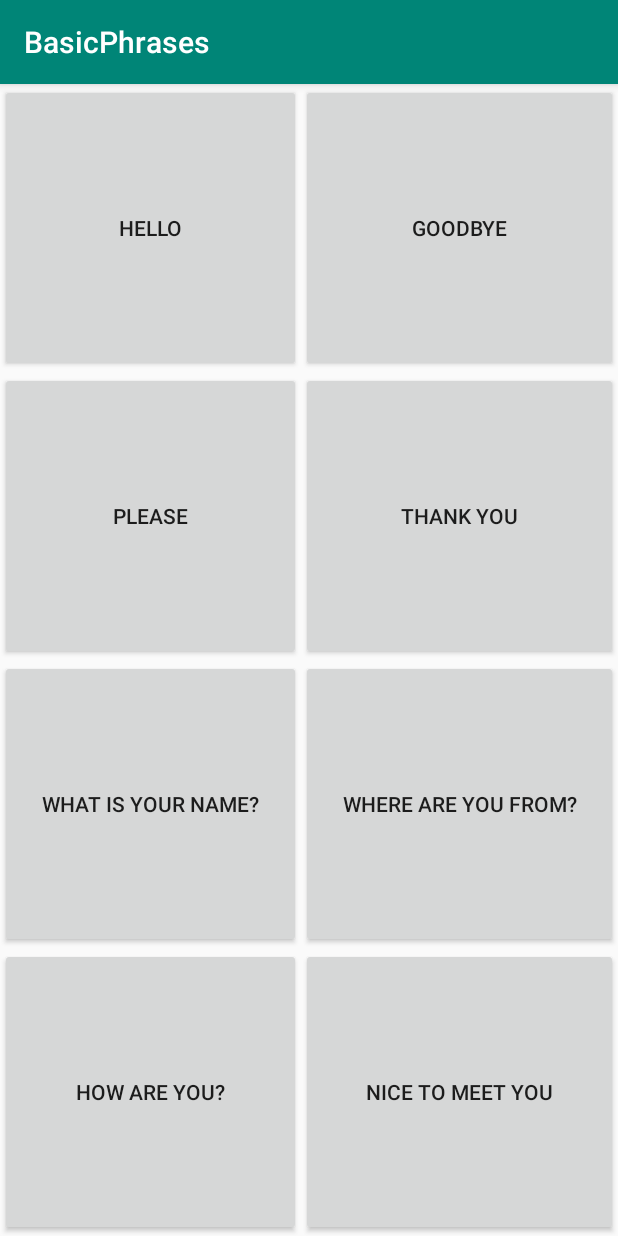
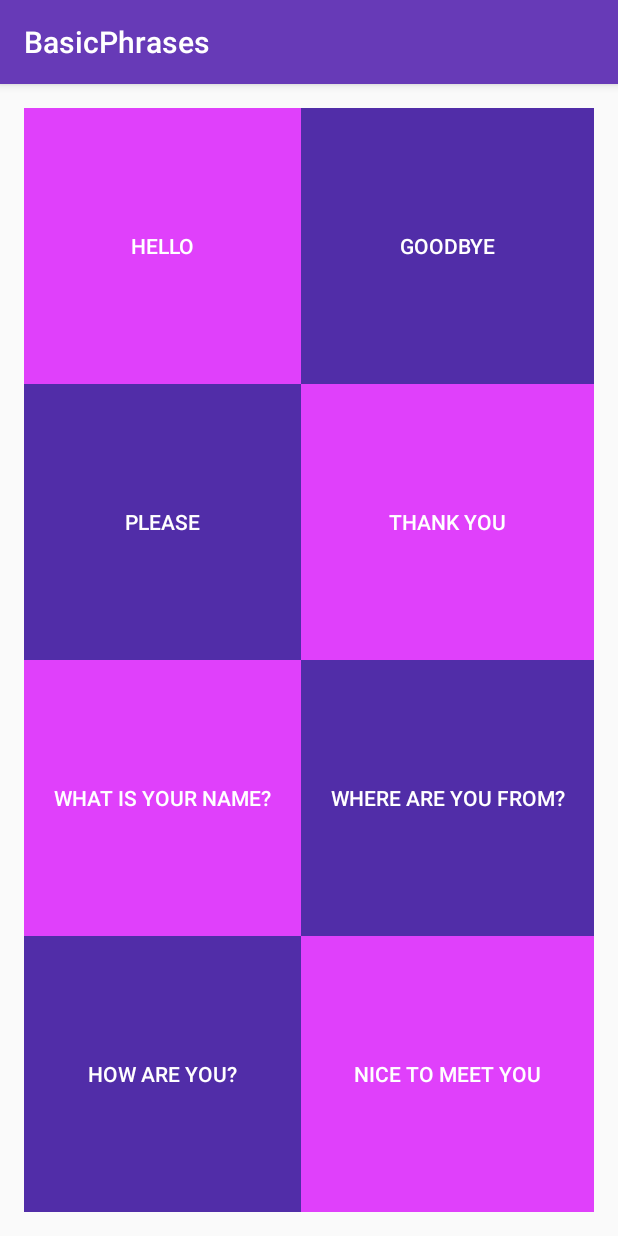
Before and after one commit to mfrancetic/basic-phrases, an Android app: the screen it shows after launch (MainActivity), on a phone screen of 412 x 824 dp. Run offline under Robolectric (Android 15) with nearby library versions, the phone set to English and light mode, and no system bars.

Commit message:
UI updated, including style and theme

```diff
--- a/app/src/main/res/layout/activity_main.xml
+++ b/app/src/main/res/layout/activity_main.xml
@@ -2,8 +2,10 @@
 <androidx.constraintlayout.widget.ConstraintLayout xmlns:android="http://schemas.android.com/apk/res/android"
     xmlns:app="http://schemas.android.com/apk/res-auto"
     xmlns:tools="http://schemas.android.com/tools"
+    android:id="@+id/constraint_layout"
     android:layout_width="match_parent"
     android:layout_height="match_parent"
+    android:layout_margin="@dimen/margin_constraint_layout"
     tools:context=".MainActivity">
 
     <GridLayout
@@ -23,16 +25,15 @@
             android:tag="0"
             android:layout_columnWeight="1"
             android:onClick="playAudioPhrase"
-            android:layout_gravity="fill"
             android:text="@string/hello" />
 
         <Button
             android:id="@+id/goodbye_button"
             android:layout_rowWeight="1"
             android:tag="1"
+            android:background="@color/colorPrimaryDark"
             android:layout_columnWeight="1"
             android:onClick="playAudioPhrase"
-            android:layout_gravity="fill"
             android:text="@string/goodbye" />
 
         <Button
@@ -40,8 +41,8 @@
             android:layout_rowWeight="1"
             android:onClick="playAudioPhrase"
             android:tag="2"
+            android:background="@color/colorPrimaryDark"
             android:layout_columnWeight="1"
-            android:layout_gravity="fill"
             android:text="@string/please" />
 
         <Button
@@ -50,7 +51,6 @@
             android:onClick="playAudioPhrase"
             android:layout_columnWeight="1"
             android:tag="3"
-            android:layout_gravity="fill"
             android:text="@string/thank_you" />
 
         <Button
@@ -59,16 +59,15 @@
             android:onClick="playAudioPhrase"
             android:layout_columnWeight="1"
             android:tag="4"
-            android:layout_gravity="fill"
             android:text="@string/what_is_your_name" />
 
         <Button
             android:id="@+id/where_are_you_from_button"
             android:layout_rowWeight="1"
             android:onClick="playAudioPhrase"
+            android:background="@color/colorPrimaryDark"
             android:layout_columnWeight="1"
             android:tag="5"
-            android:layout_gravity="fill"
             android:text="@string/where_are_you_from" />
 
         <Button
@@ -76,19 +75,17 @@
             android:layout_rowWeight="1"
             android:onClick="playAudioPhrase"
             android:layout_columnWeight="1"
+            android:background="@color/colorPrimaryDark"
             android:tag="6"
-            android:layout_gravity="fill"
             android:text="@string/how_are_you" />
 
         <Button
             android:id="@+id/nice_to_meet_you_button"
-            android:layout_rowWeight="1"
             android:onClick="playAudioPhrase"
             android:tag="7"
+            android:layout_rowWeight="1"
             android:layout_columnWeight="1"
-            android:layout_gravity="fill"
             android:text="@string/nice_to_meet_you" />
 
     </GridLayout>
-
 </androidx.constraintlayout.widget.ConstraintLayout>
--- a/app/src/main/res/values/colors.xml
+++ b/app/src/main/res/values/colors.xml
@@ -1,6 +1,7 @@
 <?xml version="1.0" encoding="utf-8"?>
 <resources>
-    <color name="colorPrimary">#008577</color>
-    <color name="colorPrimaryDark">#00574B</color>
-    <color name="colorAccent">#D81B60</color>
+    <color name="colorPrimary">#673AB7</color>
+    <color name="colorPrimaryDark">#512DA8</color>
+    <color name="colorAccent">#E040FB</color>
+    <color name="colorTextButton">#FFFFFF</color>
 </resources>
--- /dev/null
+++ b/app/src/main/res/values/dimens.xml
@@ -0,0 +1,4 @@
+<?xml version="1.0" encoding="utf-8"?>
+<resources>
+    <dimen name="margin_constraint_layout">16dp</dimen>
+</resources>
--- a/app/src/main/res/values/styles.xml
+++ b/app/src/main/res/values/styles.xml
@@ -6,6 +6,15 @@
         <item name="colorPrimary">@color/colorPrimary</item>
         <item name="colorPrimaryDark">@color/colorPrimaryDark</item>
         <item name="colorAccent">@color/colorAccent</item>
+        <item name="buttonStyle">@style/ButtonStyle</item>
+    </style>
+
+    <style name="ButtonStyle" parent="TextAppearance.AppCompat.Widget.Button">
+        <item name="android:layout_gravity">fill</item>
+        <item name="android:background">@color/colorAccent</item>
+        <item name="android:textColor">@color/colorTextButton</item>
+        <item name="android:gravity">center</item>
+        <item name="android:textAppearance">@style/TextAppearance.AppCompat.Button</item>
     </style>
 
 </resources>
```
